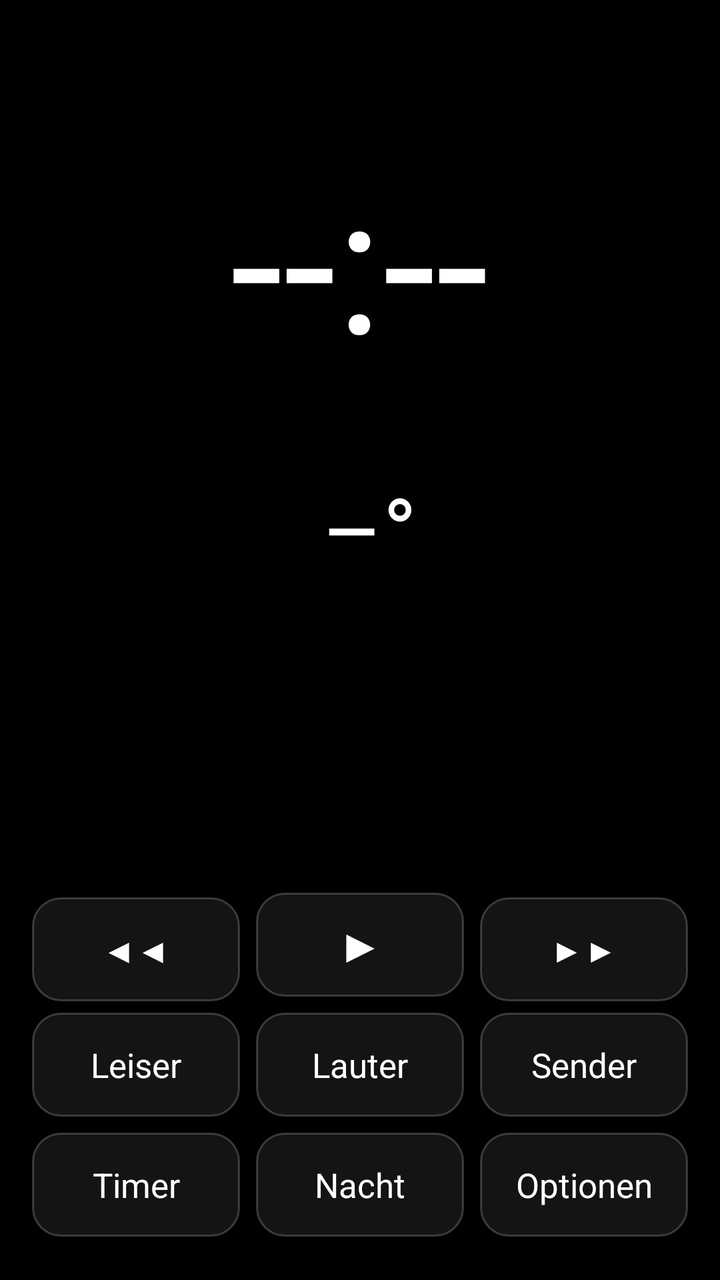
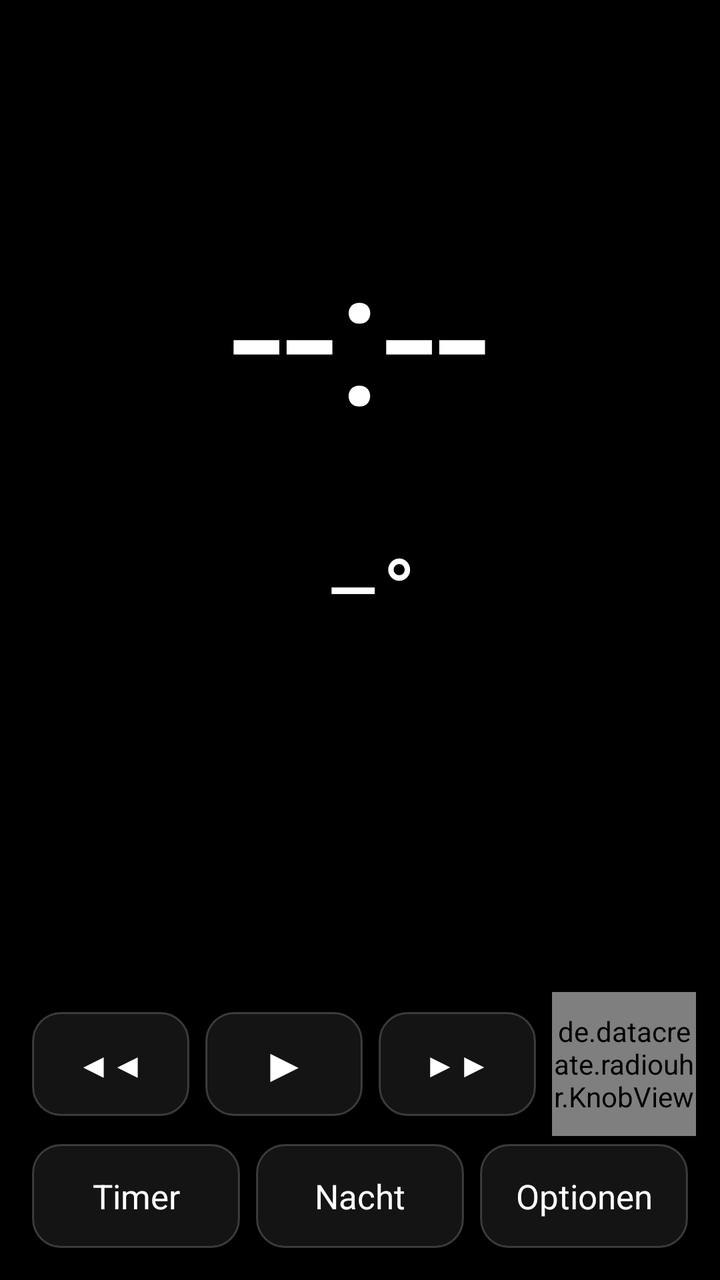

Compare the two renders of this Android layout. The source of the first and the diff that turns it into the second are given below.
<!-- AndroidManifest.xml: application theme AppTheme -->
<!-- res/layout/activity_main.xml -->
<?xml version="1.0" encoding="utf-8"?>
<LinearLayout xmlns:android="http://schemas.android.com/apk/res/android"
    android:id="@+id/root"
    android:layout_width="match_parent"
    android:layout_height="match_parent"
    android:background="#000000"
    android:keepScreenOn="true"
    android:orientation="vertical"
    android:padding="12dp">

    <LinearLayout
        android:id="@+id/clockPanel"
        android:layout_width="match_parent"
        android:layout_height="0dp"
        android:layout_weight="3"
        android:gravity="center"
        android:orientation="vertical">

        <TextView
            android:id="@+id/tvTime"
            android:layout_width="wrap_content"
            android:layout_height="wrap_content"
            android:includeFontPadding="false"
            android:singleLine="true"
            android:text="--:--"
            android:textColor="#FFFFFF"
            android:textSize="96sp" />

        <TextView
            android:id="@+id/tvDate"
            android:layout_width="wrap_content"
            android:layout_height="wrap_content"
            android:textColor="#BBBBBB"
            android:textSize="22sp" />

        <LinearLayout
            android:layout_width="wrap_content"
            android:layout_height="wrap_content"
            android:layout_marginTop="14dp"
            android:gravity="center_vertical"
            android:orientation="horizontal">

            <TextView
                android:id="@+id/tvWeatherIcon"
                android:layout_width="wrap_content"
                android:layout_height="wrap_content"
                android:textColor="#FFD27A"
                android:textSize="40sp" />

            <TextView
                android:id="@+id/tvTemp"
                android:layout_width="wrap_content"
                android:layout_height="wrap_content"
                android:layout_marginLeft="10dp"
                android:text="–°"
                android:textColor="#FFFFFF"
                android:textSize="46sp" />
        </LinearLayout>

        <TextView
            android:id="@+id/tvWeatherInfo"
            android:layout_width="wrap_content"
            android:layout_height="wrap_content"
            android:gravity="center"
            android:textColor="#999999"
            android:textSize="15sp" />
    </LinearLayout>

    <LinearLayout
        android:id="@+id/radioPanel"
        android:layout_width="match_parent"
        android:layout_height="0dp"
        android:layout_weight="2"
        android:gravity="center"
        android:orientation="vertical">

        <TextView
            android:id="@+id/tvStation"
            android:layout_width="match_parent"
            android:layout_height="wrap_content"
            android:ellipsize="end"
            android:gravity="center"
            android:singleLine="true"
            android:textColor="#FFFFFF"
            android:textSize="22sp"
            android:textStyle="bold" />

        <TextView
            android:id="@+id/tvNowPlaying"
            android:layout_width="match_parent"
            android:layout_height="wrap_content"
            android:layout_marginBottom="6dp"
            android:ellipsize="end"
            android:gravity="center"
            android:maxLines="2"
            android:textColor="#AAAAAA"
            android:textSize="15sp" />

        <LinearLayout
            android:layout_width="match_parent"
            android:layout_height="wrap_content"
            android:orientation="horizontal">

            <TextView android:id="@+id/btnPrev" style="@style/Btn" android:text="◀◀" />
            <TextView android:id="@+id/btnPlay" style="@style/Btn" android:text="▶" android:textSize="24sp" />
            <TextView android:id="@+id/btnNext" style="@style/Btn" android:text="▶▶" />
        </LinearLayout>

        <LinearLayout
            android:layout_width="match_parent"
            android:layout_height="wrap_content"
            android:orientation="horizontal">

            <TextView android:id="@+id/btnVolDown" style="@style/Btn" android:text="Leiser" />
            <TextView android:id="@+id/btnVolUp" style="@style/Btn" android:text="Lauter" />
            <TextView android:id="@+id/btnStations" style="@style/Btn" android:text="Sender" />
        </LinearLayout>

        <LinearLayout
            android:layout_width="match_parent"
            android:layout_height="wrap_content"
            android:orientation="horizontal">

            <TextView android:id="@+id/btnTimer" style="@style/Btn" android:text="Timer" />
            <TextView android:id="@+id/btnNight" style="@style/Btn" android:text="Nacht" />
            <TextView android:id="@+id/btnSettings" style="@style/Btn" android:text="Optionen" />
        </LinearLayout>
    </LinearLayout>
</LinearLayout>
<!-- resources referenced by this layout -->
<resources>
  <style name="Btn">
          <item name="android:layout_width">0dp</item>
          <item name="android:layout_height">52dp</item>
          <item name="android:layout_weight">1</item>
          <item name="android:layout_margin">4dp</item>
          <item name="android:gravity">center</item>
          <item name="android:textColor">#FFFFFF</item>
          <item name="android:textSize">17sp</item>
          <item name="android:singleLine">true</item>
          <item name="android:background">@drawable/btn_bg</item>
          <item name="android:clickable">true</item>
          <item name="android:focusable">true</item>
      </style>
  <style name="AppTheme" parent="android:Theme.Material.NoActionBar.Fullscreen">
          <item name="android:windowBackground">@android:color/black</item>
          <item name="android:colorAccent">#FF8A3D</item>
      </style>
  <!-- drawable btn_bg (drawable) -->
  <?xml version="1.0" encoding="utf-8"?>
  <selector xmlns:android="http://schemas.android.com/apk/res/android">
      <item android:state_pressed="true">
          <shape android:shape="rectangle">
              <solid android:color="#33FFFFFF" />
              <corners android:radius="14dp" />
              <stroke android:width="1dp" android:color="#66FFFFFF" />
          </shape>
      </item>
      <item>
          <shape android:shape="rectangle">
              <solid android:color="#14FFFFFF" />
              <corners android:radius="14dp" />
              <stroke android:width="1dp" android:color="#33FFFFFF" />
          </shape>
      </item>
  </selector>
</resources>

<!-- the commit's change to res/layout/activity_main.xml (unified diff, before → after) -->
@@ -12,7 +12,7 @@
         android:id="@+id/clockPanel"
         android:layout_width="match_parent"
         android:layout_height="0dp"
-        android:layout_weight="3"
+        android:layout_weight="1"
         android:gravity="center"
         android:orientation="vertical">
 
@@ -31,12 +31,12 @@
             android:layout_width="wrap_content"
             android:layout_height="wrap_content"
             android:textColor="#BBBBBB"
-            android:textSize="22sp" />
+            android:textSize="21sp" />
 
         <LinearLayout
             android:layout_width="wrap_content"
             android:layout_height="wrap_content"
-            android:layout_marginTop="14dp"
+            android:layout_marginTop="10dp"
             android:gravity="center_vertical"
             android:orientation="horizontal">
 
@@ -45,7 +45,7 @@
                 android:layout_width="wrap_content"
                 android:layout_height="wrap_content"
                 android:textColor="#FFD27A"
-                android:textSize="40sp" />
+                android:textSize="38sp" />
 
             <TextView
                 android:id="@+id/tvTemp"
@@ -54,7 +54,7 @@
                 android:layout_marginLeft="10dp"
                 android:text="–°"
                 android:textColor="#FFFFFF"
-                android:textSize="46sp" />
+                android:textSize="44sp" />
         </LinearLayout>
 
         <TextView
@@ -63,14 +63,25 @@
             android:layout_height="wrap_content"
             android:gravity="center"
             android:textColor="#999999"
-            android:textSize="15sp" />
+            android:textSize="14sp" />
+
+        <TextView
+            android:id="@+id/tvEvents"
+            android:layout_width="wrap_content"
+            android:layout_height="wrap_content"
+            android:layout_marginTop="10dp"
+            android:gravity="center"
+            android:lineSpacingExtra="2dp"
+            android:maxLines="5"
+            android:textColor="#DDDDDD"
+            android:textSize="15sp"
+            android:visibility="gone" />
     </LinearLayout>
 
     <LinearLayout
         android:id="@+id/radioPanel"
         android:layout_width="match_parent"
-        android:layout_height="0dp"
-        android:layout_weight="2"
+        android:layout_height="wrap_content"
         android:gravity="center"
         android:orientation="vertical">
 
@@ -82,38 +93,50 @@
             android:gravity="center"
             android:singleLine="true"
             android:textColor="#FFFFFF"
-            android:textSize="22sp"
+            android:textSize="20sp"
             android:textStyle="bold" />
 
         <TextView
             android:id="@+id/tvNowPlaying"
             android:layout_width="match_parent"
             android:layout_height="wrap_content"
-            android:layout_marginBottom="6dp"
             android:ellipsize="end"
             android:gravity="center"
-            android:maxLines="2"
+            android:singleLine="true"
             android:textColor="#AAAAAA"
-            android:textSize="15sp" />
+            android:textSize="14sp" />
+
+        <HorizontalScrollView
+            android:id="@+id/favScroll"
+            android:layout_width="match_parent"
+            android:layout_height="wrap_content"
+            android:layout_marginTop="6dp"
+            android:fillViewport="true"
+            android:scrollbars="none">
+
+            <LinearLayout
+                android:id="@+id/favRow"
+                android:layout_width="match_parent"
+                android:layout_height="wrap_content"
+                android:gravity="center_horizontal"
+                android:orientation="horizontal" />
+        </HorizontalScrollView>
 
         <LinearLayout
             android:layout_width="match_parent"
             android:layout_height="wrap_content"
+            android:gravity="center_vertical"
             android:orientation="horizontal">
 
             <TextView android:id="@+id/btnPrev" style="@style/Btn" android:text="◀◀" />
             <TextView android:id="@+id/btnPlay" style="@style/Btn" android:text="▶" android:textSize="24sp" />
             <TextView android:id="@+id/btnNext" style="@style/Btn" android:text="▶▶" />
-        </LinearLayout>
 
-        <LinearLayout
-            android:layout_width="match_parent"
-            android:layout_height="wrap_content"
-            android:orientation="horizontal">
-
-            <TextView android:id="@+id/btnVolDown" style="@style/Btn" android:text="Leiser" />
-            <TextView android:id="@+id/btnVolUp" style="@style/Btn" android:text="Lauter" />
-            <TextView android:id="@+id/btnStations" style="@style/Btn" android:text="Sender" />
+            <de.datacreate.radiouhr.KnobView
+                android:id="@+id/knob"
+                android:layout_width="72dp"
+                android:layout_height="72dp"
+                android:layout_marginLeft="4dp" />
         </LinearLayout>
 
         <LinearLayout
